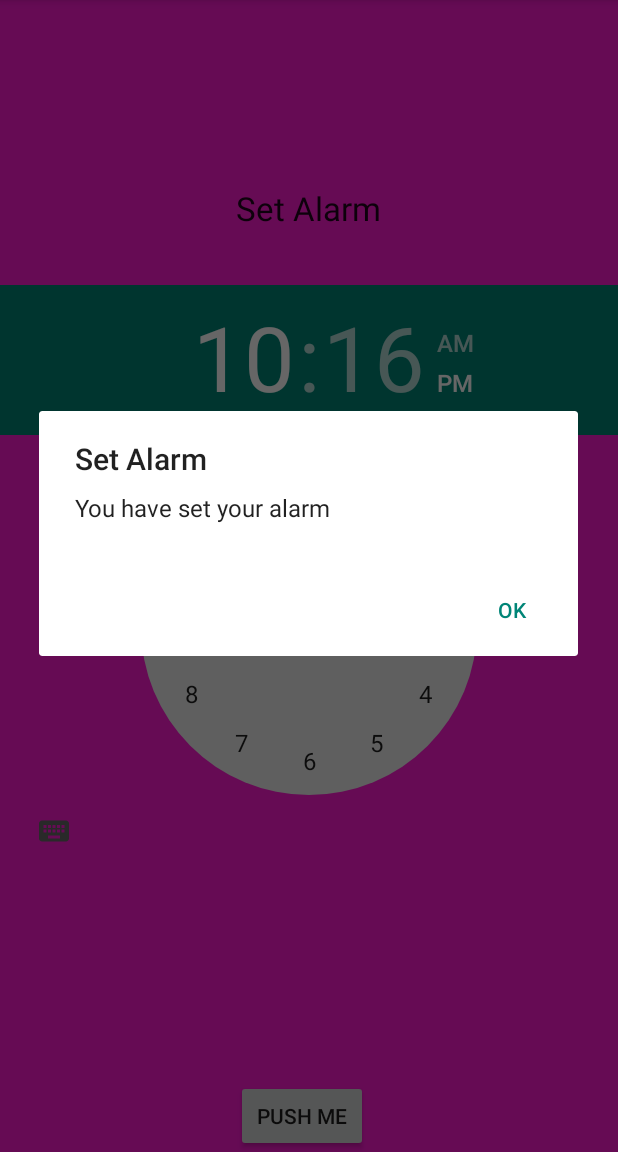
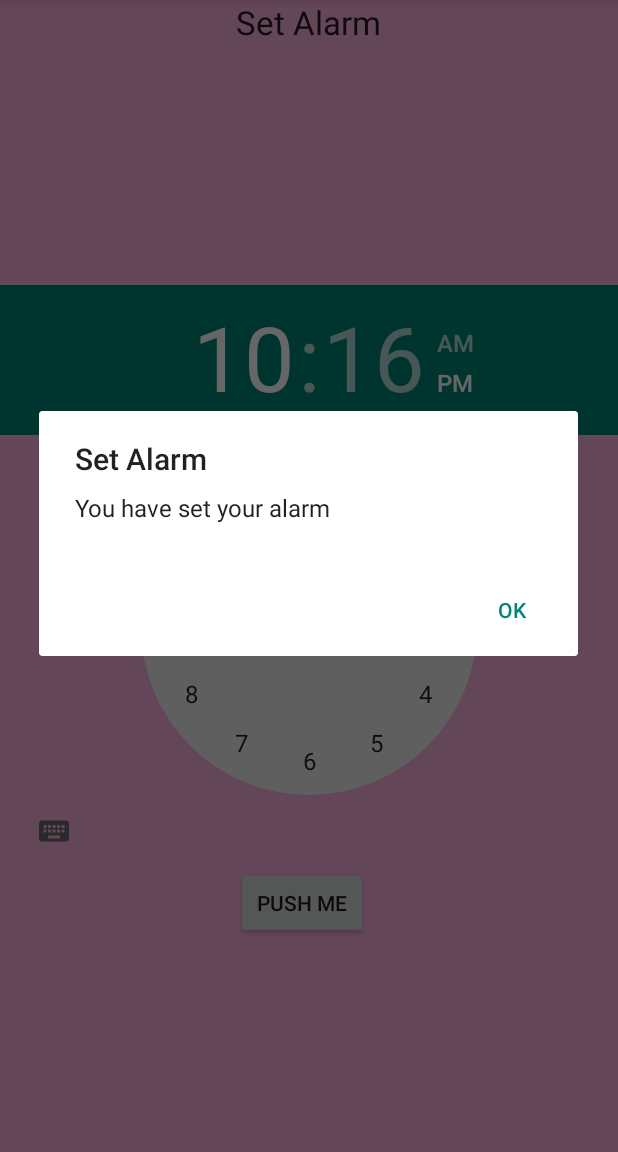
Before and after one commit to narciszait/SmartAlarmDroid, an Android app: the screen it shows after launch (MainActivity), after a tap on "PUSH ME", on a phone screen of 412 x 824 dp, the part 84-1236 px from its top. Run offline under Robolectric (Android 15) with nearby library versions, the phone set to English and light mode, and no system bars; 2 statements that could not run were skipped.

Commit message:
Modified the background colour of setalarm_layout

```diff
--- a/app/src/main/res/layout/setalarm_layout.xml
+++ b/app/src/main/res/layout/setalarm_layout.xml
@@ -1,7 +1,7 @@
 <?xml version="1.0" encoding="utf-8"?>
 <RelativeLayout xmlns:android="http://schemas.android.com/apk/res/android"
     android:layout_width="match_parent" android:layout_height="match_parent"
-    android:background="#ffff1bd4">
+    android:background="#65ff3eb9">
 
     <TextView
         android:layout_width="wrap_content"
@@ -10,8 +10,7 @@
         android:text="Set Alarm"
         android:id="@+id/textView"
         android:layout_alignParentTop="true"
-        android:layout_centerHorizontal="true"
-        android:layout_marginTop="124dp" />
+        android:layout_centerHorizontal="true" />
 
     <!--<TimePicker-->
         <!--android:layout_width="wrap_content"-->
@@ -26,7 +25,7 @@
         android:layout_height="wrap_content"
         android:text="Push me"
         android:id="@+id/button"
-        android:layout_alignParentBottom="true"
+        android:layout_below="@+id/timePicker"
         android:layout_alignLeft="@+id/textView"
         android:layout_alignStart="@+id/textView" />
 
```
Also changed, not shown: app/src/main/java/com/example/narcis/twopages/SetAlarm.java (+13 -0 lines).
